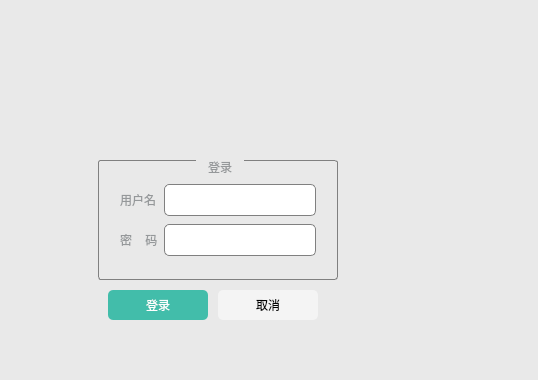
Above: Demo/deloginwidget.ui from 13438120136/XDemo before the change; both pictures show x 102 to 640 and y 0 to 380 of the 640 by 480 pixel window. Below: the same form after it.
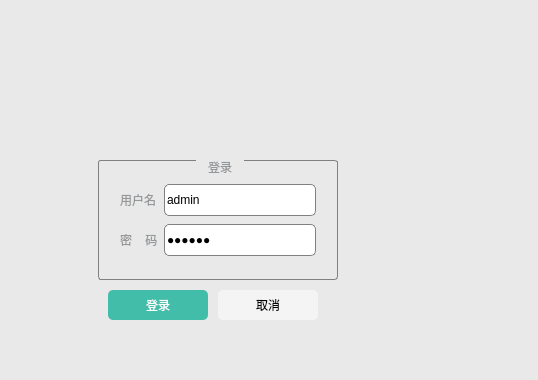
That is the form after the change.

Patch:
```diff
--- a/Demo/deloginwidget.ui
+++ b/Demo/deloginwidget.ui
@@ -199,6 +199,9 @@
              <height>32</height>
             </size>
            </property>
+           <property name="text">
+            <string>admin</string>
+           </property>
            <property name="maxLength">
             <number>32</number>
            </property>
@@ -237,6 +240,9 @@
              <height>32</height>
             </size>
            </property>
+           <property name="text">
+            <string>123456</string>
+           </property>
            <property name="maxLength">
             <number>32</number>
            </property>
```
